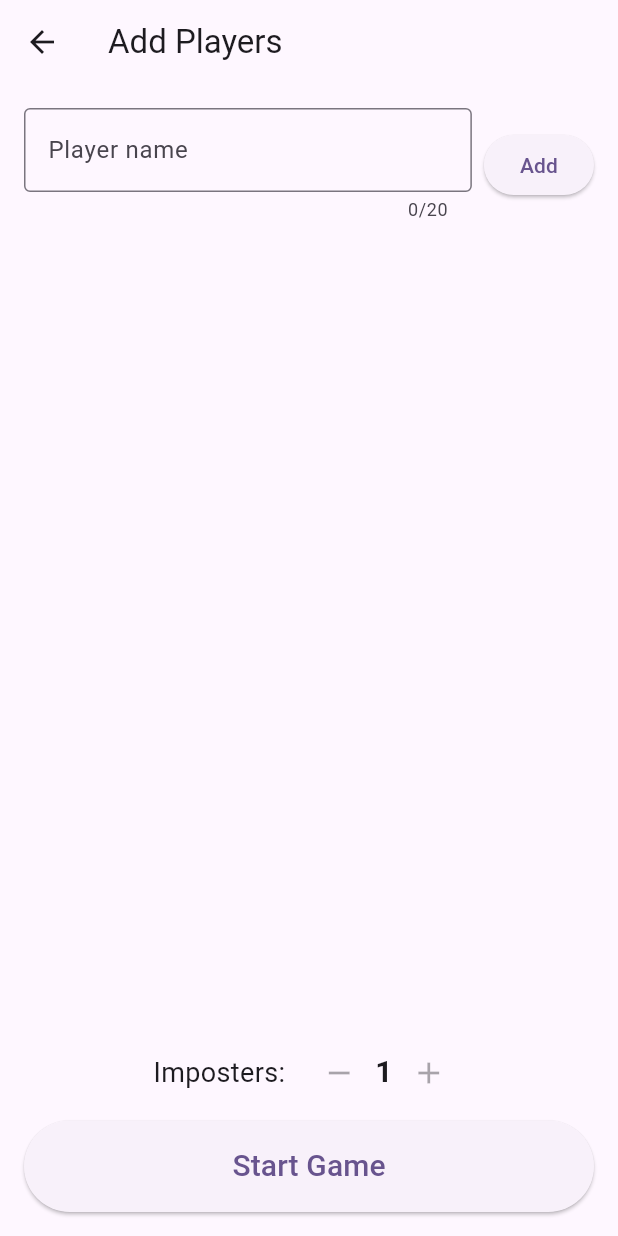
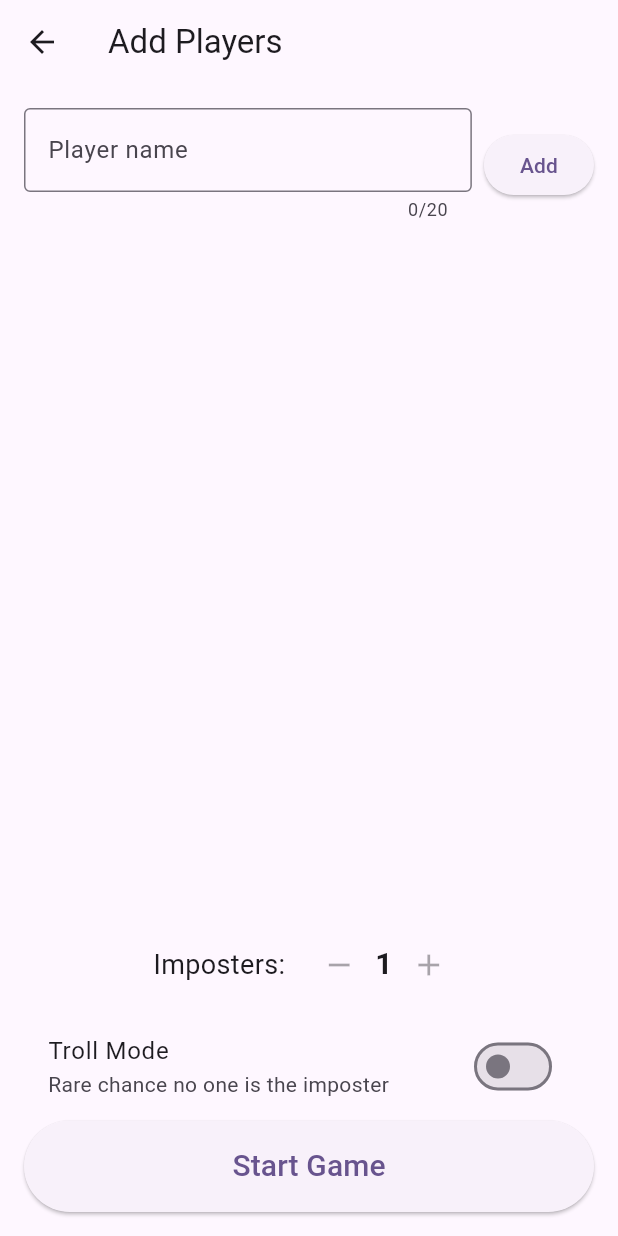
Before and after one commit to 0987654321234567890987654321234567890/imposter, a Flutter app: the PlayerSetupScreen screen opened directly, on a phone screen of 412 x 824 dp. Run offline on Flutter 3.47's test engine with Material 3 defaults, Android fonts, the phone set to English and light mode, and no system bars; our stand-ins replace csv.

Commit message:
add troll mode toggle feature, rare chance where no one is imposter

```diff
--- a/lib/player_setup_screen.dart
+++ b/lib/player_setup_screen.dart
@@ -2,6 +2,8 @@ import 'package:flutter/material.dart';
 import 'game_screen.dart';
 
 const int nameCharLimit = 20;
+
+bool trollModeEnabled = false;
 
 class PlayerSetupScreen extends StatefulWidget {
   const PlayerSetupScreen({super.key});
@@ -63,6 +65,7 @@ class _PlayerSetupScreenState extends State<PlayerSetupScreen> {
             playerNames: names,
             wordList: wordList,
             imposterCount: imposterCount,
+            trollModeEnabled: trollModeEnabled,
           ),
         ),
       );
@@ -161,6 +164,13 @@ class _PlayerSetupScreenState extends State<PlayerSetupScreen> {
 
             const SizedBox(height: 8),
 
+            SwitchListTile(
+              title: const Text('Troll Mode'),
+              subtitle: const Text('Rare chance no one is the imposter'),
+              value: trollModeEnabled,
+              onChanged: (value) => setState(() => trollModeEnabled = value),
+            ),
+
             // start button
             SizedBox(
               width: double.infinity,
```
Also changed, not shown: lib/game_screen.dart (+12 -0 lines).
